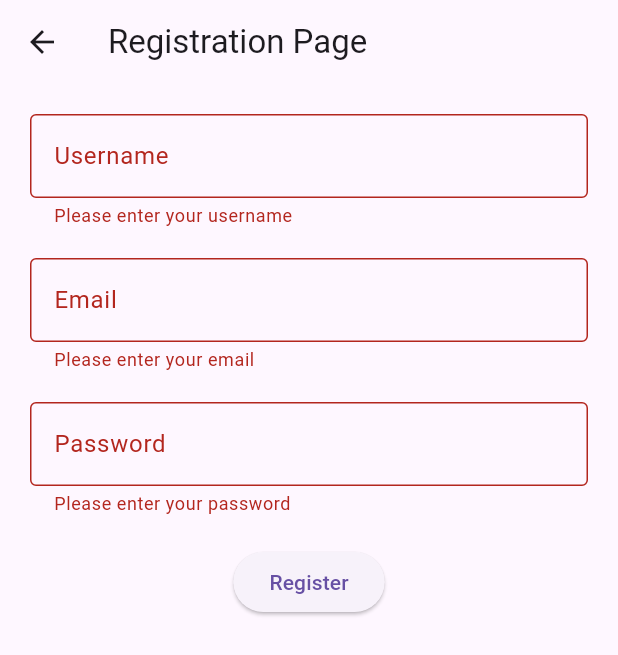
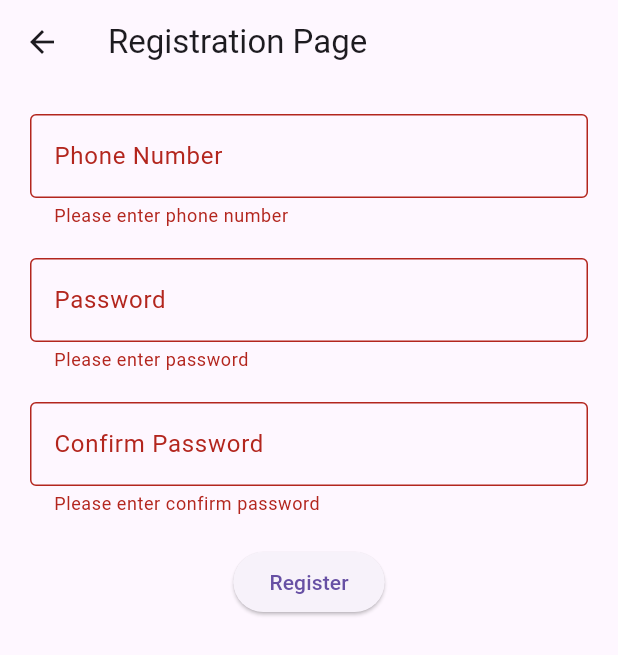
Before and after one commit to AkhilAnithaGregory/todo_flutter, a Flutter app: the RegistrationPage screen opened directly, after a tap on "Register", on a phone screen of 412 x 824 dp. Shown: the top 655 px of the screen. Run offline on Flutter 3.47's test engine with Material 3 defaults, Android fonts, the phone set to English and light mode, and no system bars.

Commit message:
Code updated

```diff
--- a/lib/Screens/login_page.dart
+++ b/lib/Screens/login_page.dart
@@ -1,5 +1,5 @@
 import 'package:flutter/material.dart';
-import 'registration_page.dart'; // Import the RegistrationPage
+import 'registration_page.dart';
 
 class LoginPage extends StatefulWidget {
   const LoginPage({super.key});
@@ -74,7 +74,6 @@ class _LoginPageState extends State<LoginPage> {
               const SizedBox(height: 20),
               TextButton(
                 onPressed: () {
-                  // Navigate to the registration page
                   Navigator.push(
                     context,
                     MaterialPageRoute(
--- a/lib/Screens/registration_page.dart
+++ b/lib/Screens/registration_page.dart
@@ -10,13 +10,11 @@ class RegistrationPage extends StatefulWidget {
 class _RegistrationPageState extends State<RegistrationPage> {
   final _formKey = GlobalKey<FormState>();
   final _usernameController = TextEditingController();
-  final _emailController = TextEditingController();
   final _passwordController = TextEditingController();
 
   @override
   void dispose() {
     _usernameController.dispose();
-    _emailController.dispose();
     _passwordController.dispose();
     super.dispose();
   }
@@ -36,26 +34,26 @@ class _RegistrationPageState extends State<RegistrationPage> {
               TextFormField(
                 controller: _usernameController,
                 decoration: const InputDecoration(
-                  labelText: 'Username',
+                  labelText: 'Phone Number',
                   border: OutlineInputBorder(),
                 ),
                 validator: (value) {
                   if (value == null || value.isEmpty) {
-                    return 'Please enter your username';
+                    return 'Please enter phone number';
                   }
                   return null;
                 },
               ),
               const SizedBox(height: 20),
               TextFormField(
-                controller: _emailController,
+                controller: _passwordController,
                 decoration: const InputDecoration(
-                  labelText: 'Email',
+                  labelText: 'Password',
                   border: OutlineInputBorder(),
                 ),
                 validator: (value) {
                   if (value == null || value.isEmpty) {
-                    return 'Please enter your email';
+                    return 'Please enter password';
                   }
                   return null;
                 },
@@ -65,12 +63,12 @@ class _RegistrationPageState extends State<RegistrationPage> {
                 controller: _passwordController,
                 obscureText: true,
                 decoration: const InputDecoration(
-                  labelText: 'Password',
+                  labelText: 'Confirm Password',
                   border: OutlineInputBorder(),
                 ),
                 validator: (value) {
                   if (value == null || value.isEmpty) {
-                    return 'Please enter your password';
+                    return 'Please enter confirm password';
                   }
                   return null;
                 },
```
